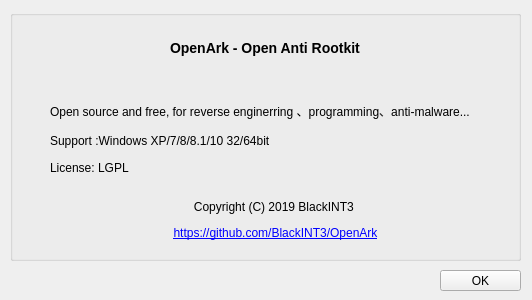
This is src/OpenArk/ui/about.ui in BlackINT3/OpenArk as Qt 5 draws it before an edit. The edited form follows.
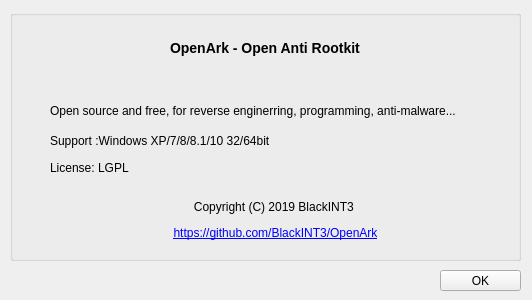
This is the edited form. Icons and pictures are not drawn.

Patch:
```diff
--- a/src/OpenArk/ui/about.ui
+++ b/src/OpenArk/ui/about.ui
@@ -68,7 +68,7 @@
      </rect>
     </property>
     <property name="text">
-     <string>Open source and free, for reverse enginerring 、programming、anti-malware...</string>
+     <string>Open source and free, for reverse enginerring, programming, anti-malware...</string>
     </property>
    </widget>
    <widget class="QLabel" name="label_4">
```
